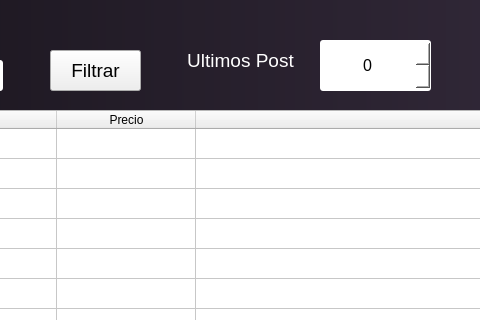
Old version of the form scrapper_ventana.ui in the repository Chrisglock/contabilitystate; both pictures show x 290 to 770 and y 0 to 320 of the 1280 by 720 pixel window.
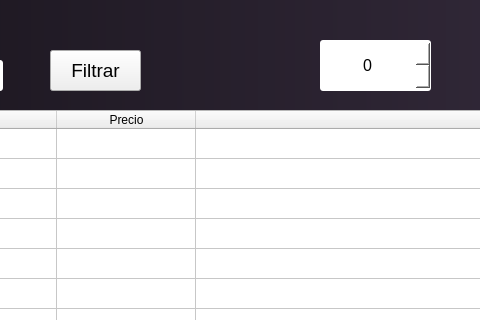
New version of the form.

Diff of the .ui file:
```diff
--- a/scrapper_ventana.ui
+++ b/scrapper_ventana.ui
@@ -333,34 +333,6 @@
      <number>0</number>
     </property>
    </widget>
-   <widget class="QLabel" name="label_3">
-    <property name="geometry">
-     <rect>
-      <x>450</x>
-      <y>40</y>
-      <width>161</width>
-      <height>41</height>
-     </rect>
-    </property>
-    <property name="font">
-     <font>
-      <pointsize>14</pointsize>
-     </font>
-    </property>
-    <property name="styleSheet">
-     <string notr="true">color:white;
-</string>
-    </property>
-    <property name="frameShadow">
-     <enum>QFrame::Sunken</enum>
-    </property>
-    <property name="text">
-     <string>Ultimos Post</string>
-    </property>
-    <property name="alignment">
-     <set>Qt::AlignCenter</set>
-    </property>
-   </widget>
    <widget class="QLabel" name="cargagif">
     <property name="enabled">
      <bool>true</bool>
```
Left out of the diff: 12 changed lines with no effect on the pictures.
